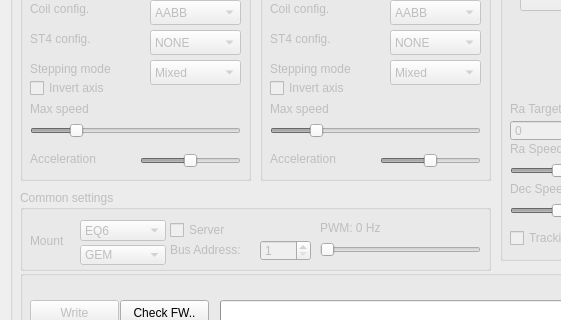
Above: mainwindow.ui from ahp-electronics/gt-configurator before the change; both pictures show x 0 to 561 and y 200 to 520 of the 1100 by 621 pixel window. Below: the same form after it.
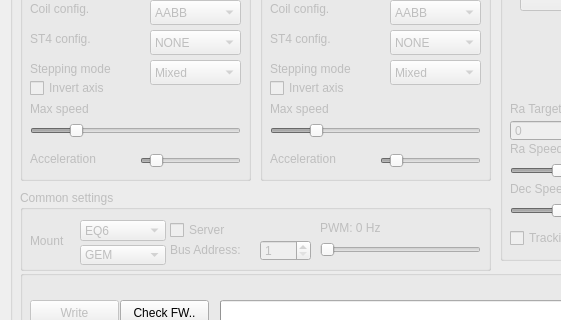
That is the form after the change.

Commit message: 10 degrees maximum ramp

The edit to the form file:
```diff
--- a/mainwindow.ui
+++ b/mainwindow.ui
@@ -283,7 +283,7 @@
        </rect>
       </property>
       <property name="maximum">
-       <number>20</number>
+       <number>100</number>
       </property>
       <property name="singleStep">
        <number>1</number>
@@ -697,7 +697,7 @@
        </rect>
       </property>
       <property name="maximum">
-       <number>20</number>
+       <number>100</number>
       </property>
       <property name="value">
        <number>10</number>
```
The commit also changes 1 other file.
